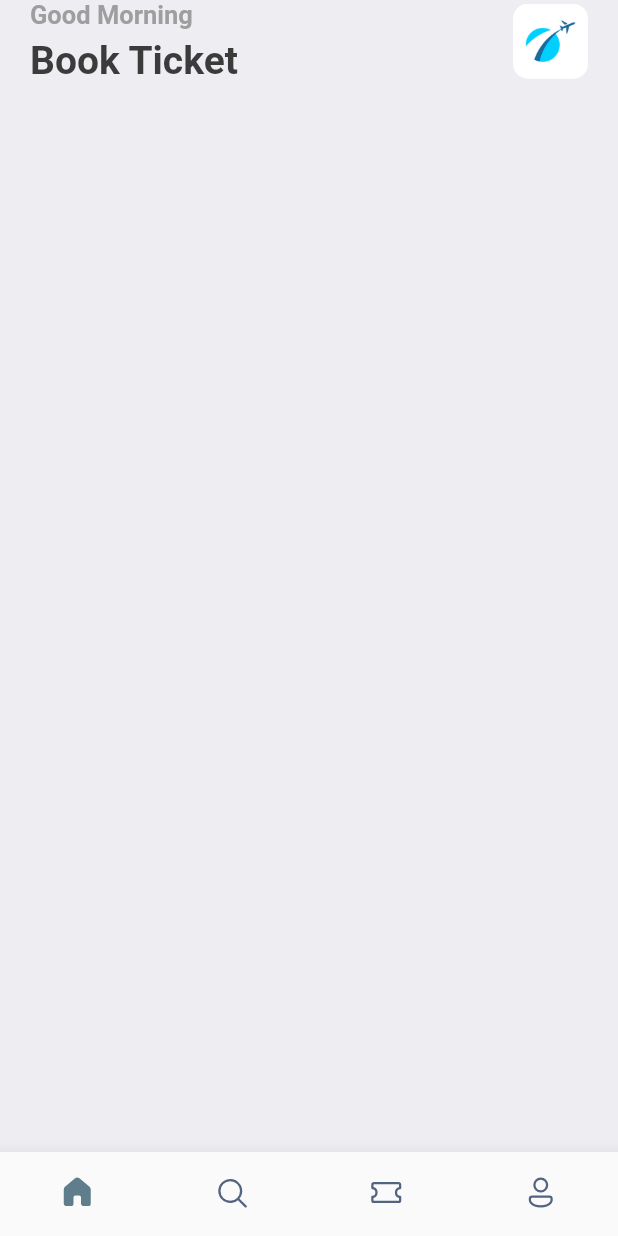
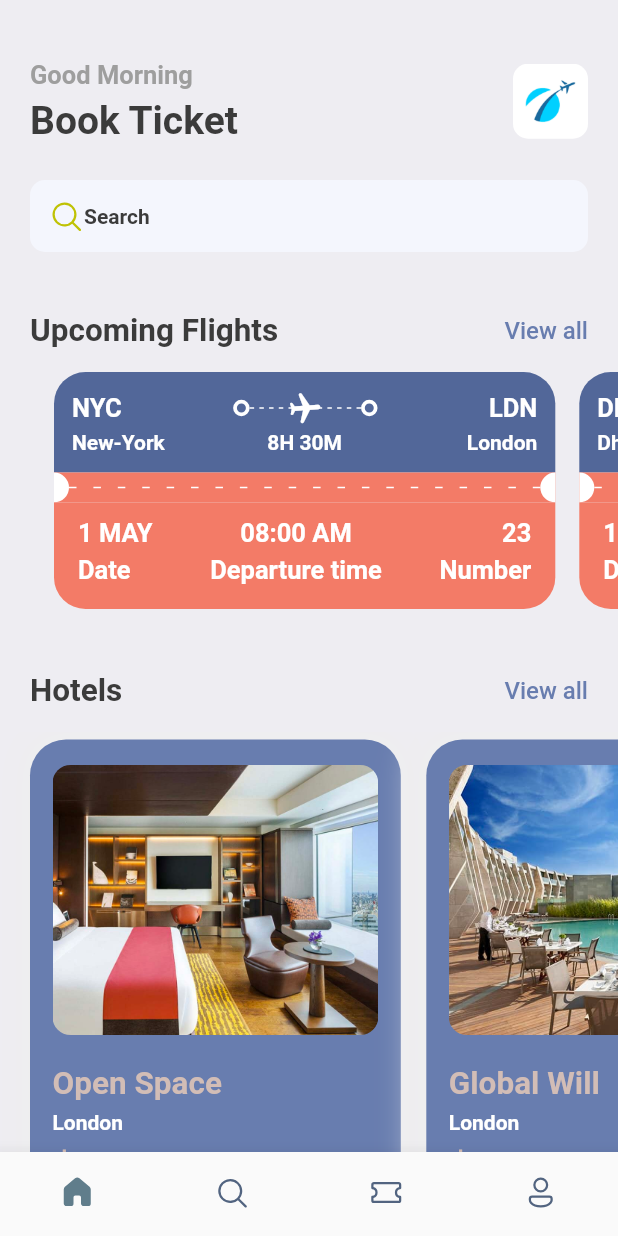
Before and after one commit to PearAmp/food_app, a Flutter app: the screen it shows after launch, on a phone screen of 412 x 824 dp. Run offline on Flutter 3.47's test engine with Material 2 defaults, Android fonts, the phone set to English and light mode, and no system bars; our stand-ins replace fluentui_icons, gap, get.

Commit message:
add search

```diff
--- a/lib/screens/bottom_bar.dart
+++ b/lib/screens/bottom_bar.dart
@@ -3,6 +3,7 @@
 import 'package:fluentui_icons/fluentui_icons.dart';
 import 'package:flutter/material.dart';
 import 'package:food_app/screens/home_screen.dart';
+import 'package:food_app/screens/search_screen.dart';
 
 class BottomBar extends StatefulWidget {
   const BottomBar({Key? key}) : super(key: key);
@@ -16,7 +17,7 @@ class _BottomBarState extends State<BottomBar> {
   static final List<Widget> _widgetOptions = <Widget>[
     //show Page On Tab
     HomeScreen(),
-    const Text('Search'),
+    SearchScreen(),
     const Text('Tickets'),
     const Text('Profile')
   ];
--- a/lib/screens/home_screen.dart
+++ b/lib/screens/home_screen.dart
@@ -1,5 +1,10 @@
+import 'package:fluentui_icons/fluentui_icons.dart';
 import 'package:flutter/material.dart';
 import 'package:flutter/cupertino.dart';
+import 'package:food_app/screens/hotel_screen.dart';
+import 'package:food_app/screens/search_screen.dart';
+import 'package:food_app/screens/ticket_view.dart';
+import 'package:food_app/utils/app_info_list.dart';
 import 'package:food_app/utils/app_styles.dart';
 import 'package:gap/gap.dart';
 
@@ -13,9 +18,10 @@ class HomeScreen extends StatelessWidget {
       body: ListView(
         children: [
           Container(
-            padding: EdgeInsets.symmetric(horizontal: 20),
+            padding: const EdgeInsets.symmetric(horizontal: 20),
             child: Column(
               children: [
+                const Gap(40),
                 Row(
                   mainAxisAlignment: MainAxisAlignment.spaceBetween,
                   children: [
@@ -26,7 +32,7 @@ class HomeScreen extends StatelessWidget {
                           'Good Morning',
                           style: Styles.headStyle3,
                         ),
-                        Gap(5),
+                        const Gap(5),
                         Text(
                           'Book Ticket',
                           style: Styles.headStyle1,
@@ -46,8 +52,87 @@ class HomeScreen extends StatelessWidget {
                     ),
                   ],
                 ),
+                const Gap(25),
+                Container(
+                  decoration: BoxDecoration(
+                    borderRadius: BorderRadius.circular(10),
+                    color: const Color(0xFFF4F6FD),
+                  ),
+                  padding:
+                      const EdgeInsets.symmetric(horizontal: 12, vertical: 12),
+                  child: Row(
+                    children: [
+                      const Icon(FluentSystemIcons.ic_fluent_search_regular,
+                          color: Color(0xFFBFC205)),
+                      Text(
+                        'Search',
+                        style: Styles.headStyle4,
+                      ),
+                    ],
+                  ),
+                ),
+                const Gap(40),
+                Row(
+                  mainAxisAlignment: MainAxisAlignment.spaceBetween,
+                  children: [
+                    Text(
+                      'Upcoming Flights',
+                      style: Styles.headStyle2,
+                    ),
+                    InkWell(
+                      onTap: () {
+                        print('You are');
+                      },
+                      child: Text(
+                        'View all',
+                        style: Styles.textStyle
+                            .copyWith(color: Styles.primaryColor),
+                      ),
+                    ),
+                  ],
+                ),
               ],
             ),
+          ),
+          SingleChildScrollView(
+            scrollDirection: Axis.horizontal,
+            padding: EdgeInsets.only(left: 20),
+            child: Row(
+                children: ticketList
+                    .map((singleTicket) => TicketView(ticket: singleTicket))
+                    .toList()),
+          ),
+          const Gap(15),
+          Container(
+            padding: EdgeInsets.symmetric(horizontal: 20),
+            child: Row(
+              mainAxisAlignment: MainAxisAlignment.spaceBetween,
+              children: [
+                Text(
+                  'Hotels',
+                  style: Styles.headStyle2,
+                ),
+                InkWell(
+                  onTap: () {
+                    print('You are');
+                  },
+                  child: Text(
+                    'View all',
+                    style:
+                        Styles.textStyle.copyWith(color: Styles.primaryColor),
+                  ),
+                ),
+              ],
+            ),
+          ),
+          Gap(15),
+          SingleChildScrollView(
+            scrollDirection: Axis.horizontal,
+            padding: EdgeInsets.only(left: 20),
+            child: Row(
+                children: hotelList
+                    .map((singleHotel) => HotelScreen(hotel: singleHotel))
+                    .toList()),
           ),
         ],
       ),
--- /dev/null
+++ b/lib/screens/hotel_screen.dart
@@ -0,0 +1,63 @@
+import 'package:flutter/material.dart';
+import 'package:food_app/utils/app_layout.dart';
+import 'package:food_app/utils/app_styles.dart';
+import 'package:gap/gap.dart';
+
+class HotelScreen extends StatelessWidget {
+  final Map<String, dynamic> hotel;
+  const HotelScreen({Key? key, required this.hotel}) : super(key: key);
+
+  @override
+  Widget build(BuildContext context) {
+    print('hotel price is ${hotel['price']}');
+    final size = AppLayout.getSize(context);
+    return Container(
+      width: size.width * 0.6,
+      height: 350,
+      padding: EdgeInsets.symmetric(horizontal: 15, vertical: 17),
+      margin: EdgeInsets.only(right: 17, top: 5),
+      decoration: BoxDecoration(
+        color: Styles.primaryColor,
+        borderRadius: BorderRadius.circular(24),
+        boxShadow: [
+          BoxShadow(
+            color: Colors.grey.shade200,
+            blurRadius: 20,
+            spreadRadius: 5,
+          ),
+        ],
+      ),
+      child: Column(
+        crossAxisAlignment: CrossAxisAlignment.start,
+        children: [
+          Container(
+            height: 180,
+            decoration: BoxDecoration(
+              borderRadius: BorderRadius.circular(12),
+              color: Styles.primaryColor,
+              image: DecorationImage(
+                fit: BoxFit.cover,
+                image: AssetImage('assets/images/${hotel['image']}'),
+              ),
+            ),
+          ),
+          Gap(20),
+          Text(
+            hotel['place'],
+            style: Styles.headStyle2.copyWith(color: Styles.kakiColor),
+          ),
+          Gap(5),
+          Text(
+            hotel['destination'],
+            style: Styles.headStyle4.copyWith(color: Colors.white),
+          ),
+          Gap(8),
+          Text(
+            '\$${hotel['price']}/night',
+            style: Styles.headStyle1.copyWith(color: Styles.kakiColor),
+          ),
+        ],
+      ),
+    );
+  }
+}
--- /dev/null
+++ b/lib/screens/search_screen.dart
@@ -0,0 +1,61 @@
+import 'package:flutter/material.dart';
+import 'package:food_app/utils/app_layout.dart';
+import 'package:food_app/utils/app_styles.dart';
+import 'package:gap/gap.dart';
+
+class SearchScreen extends StatelessWidget {
+  const SearchScreen({Key? key}) : super(key: key);
+
+  @override
+  Widget build(BuildContext context) {
+    final size = AppLayout.getSize(context);
+    return Scaffold(
+      backgroundColor: Styles.bgColor,
+      body: ListView(
+        padding: EdgeInsets.symmetric(horizontal: 20, vertical: 20),
+        children: [
+          Gap(40),
+          Text(
+            'What are\nyou looking for?',
+            style: Styles.headStyle1.copyWith(fontSize: 35),
+          ),
+          Gap(20),
+          FittedBox(
+            child: Container(
+              decoration: BoxDecoration(
+                borderRadius: BorderRadius.circular(50),
+                color: Color(0xFFF4F6FD),
+              ),
+              padding: const EdgeInsets.all(3.5),
+              child: Row(
+                children: [
+                  Container(
+                    width: size.width * .44,
+                    padding: EdgeInsets.symmetric(vertical: 7),
+                    decoration: BoxDecoration(
+                      borderRadius:
+                          BorderRadius.horizontal(left: Radius.circular(50)),
+                      color: Colors.white,
+                    ),
+                    child: Center(child: Text('Airline Tickets')),
+                  ),
+                  Container(
+                    width: size.width * .44,
+                    padding: EdgeInsets.symmetric(vertical: 7),
+                    decoration: BoxDecoration(
+                      borderRadius:
+                          BorderRadius.horizontal(right: Radius.circular(50)),
+                      color: Colors.transparent,
+                    ),
+                    child: Center(child: Text('Hotels')),
+                  ),
+                ],
+              ),
+            ),
+          ),
+          Gap(25),
+        ],
+      ),
+    );
+  }
+}
--- /dev/null
+++ b/lib/screens/ticket_view.dart
@@ -0,0 +1,250 @@
+import 'package:flutter/material.dart';
+import 'package:food_app/utils/app_layout.dart';
+import 'package:food_app/utils/app_styles.dart';
+import 'package:food_app/widgets/thick_container.dart';
+import 'package:gap/gap.dart';
+
+class TicketView extends StatelessWidget {
+  final Map<String, dynamic> ticket;
+  const TicketView({Key? key, required this.ticket}) : super(key: key);
+
+  @override
+  Widget build(BuildContext context) {
+    // print('ticket price is ${ticket['price']}');
+    final size = AppLayout.getSize(context);
+    return SizedBox(
+      width: size.width * 0.85,
+      height: 200,
+      child: Container(
+        margin: const EdgeInsets.only(left: 16),
+        child: Column(
+          children: [
+            const Gap(15),
+            //show card
+            Container(
+              decoration: const BoxDecoration(
+                color: Color(0xFF526799),
+                borderRadius: BorderRadius.only(
+                  topLeft: Radius.circular(21),
+                  topRight: Radius.circular(21),
+                ),
+              ),
+              padding: const EdgeInsets.all(12.0),
+              child: Column(
+                children: [
+                  Row(
+                    children: [
+                      Text(
+                        ticket['from']['code'],
+                        style: Styles.headStyle3.copyWith(color: Colors.white),
+                      ),
+                      Expanded(child: Container()),
+                      ThickContainer(),
+                      Expanded(
+                        child: Stack(
+                          children: [
+                            SizedBox(
+                              height: 24,
+                              child: LayoutBuilder(
+                                builder: (BuildContext context,
+                                    BoxConstraints constraints) {
+                                  return Flex(
+                                    direction: Axis.horizontal,
+                                    mainAxisAlignment:
+                                        MainAxisAlignment.spaceBetween,
+                                    mainAxisSize: MainAxisSize.max,
+                                    children: List.generate(
+                                        (constraints.constrainWidth() / 6)
+                                            .floor(),
+                                        (index) => const SizedBox(
+                                              width: 3,
+                                              height: 1,
+                                              child: DecoratedBox(
+                                                  decoration: BoxDecoration(
+                                                      color: Colors.white)),
+                                            )),
+                                  );
+                                },
+                              ),
+                            ),
+                            Center(
+                              child: Transform.rotate(
+                                angle: 1.5,
+                                child: const Icon(
+                                  Icons.local_airport_rounded,
+                                  color: Colors.white,
+                                ),
+                              ),
+                            ),
+                          ],
+                        ),
+                      ),
+                      ThickContainer(),
+                      Expanded(child: Container()),
+                      Text(
+                        ticket['to']['code'],
+                        style: Styles.headStyle3.copyWith(color: Colors.white),
+                      ),
+                    ],
+                  ),
+                  Gap(3),
+                  Row(
+                    mainAxisAlignment: MainAxisAlignment.spaceBetween,
+                    children: [
+                      SizedBox(
+                        width: 100,
+                        child: Text(
+                          ticket['from']['name'],
+                          style:
+                              Styles.headStyle4.copyWith(color: Colors.white),
+                        ),
+                      ),
+                      Text(
+                        ticket['flying_time'],
+                        style: Styles.headStyle4.copyWith(color: Colors.white),
+                      ),
+                      SizedBox(
+                        width: 100,
+                        child: Text(
+                          ticket['to']['name'],
+                          textAlign: TextAlign.end,
+                          style:
+                              Styles.headStyle4.copyWith(color: Colors.white),
+                        ),
+                      ),
+                    ],
+                  ),
+                ],
+              ),
+            ),
+
+            //show card
+
+            Container(
+              color: Styles.orangeColor,
+              child: Row(
+                children: [
+                  const SizedBox(
+                    height: 20,
+                    width: 10,
+                    child: DecoratedBox(
+                      decoration: BoxDecoration(
+                        color: Colors.white,
+                        borderRadius: BorderRadius.only(
+                          topRight: Radius.circular(10),
+                          bottomRight: Radius.circular(10),
+                        ),
+                      ),
+                    ),
+                  ),
+                  Expanded(child: LayoutBuilder(
+                    builder:
+                        (BuildContext context, BoxConstraints constraints) {
+                      return Flex(
+                        mainAxisAlignment: MainAxisAlignment.spaceBetween,
+                        mainAxisSize: MainAxisSize.max,
+                        direction: Axis.horizontal,
+                        children: List.generate(
+                            (constraints.constrainWidth() / 15).floor(),
+                            (index) => const SizedBox(
+                                  width: 5,
+                                  height: 1,
+                                  child: DecoratedBox(
+                                      decoration:
+                                          BoxDecoration(color: Colors.white)),
+                                )),
+                      );
+                    },
+                  )),
+                  const SizedBox(
+                    height: 20,
+                    width: 10,
+                    child: DecoratedBox(
+                      decoration: BoxDecoration(
+                        color: Colors.white,
+                        borderRadius: BorderRadius.only(
+                          topLeft: Radius.circular(10),
+                          bottomLeft: Radius.circular(10),
+                        ),
+                      ),
+                    ),
+                  ),
+                ],
+              ),
+            ),
+            //Bottom Card
+
+            Container(
+              decoration: BoxDecoration(
+                color: Styles.orangeColor,
+                borderRadius: BorderRadius.only(
+                  bottomLeft: Radius.circular(21),
+                  bottomRight: Radius.circular(21),
+                ),
+              ),
+              padding:
+                  EdgeInsets.only(left: 16, top: 10, right: 16, bottom: 16),
+              child: Column(
+                children: [
+                  Row(
+                    mainAxisAlignment: MainAxisAlignment.spaceBetween,
+                    children: [
+                      Column(
+                        crossAxisAlignment: CrossAxisAlignment.start,
+                        children: [
+                          Text(
+                            ticket['date'],
+                            style:
+                                Styles.headStyle3.copyWith(color: Colors.white),
+                          ),
+                          Gap(5),
+                          Text(
+                            'Date',
+                            style:
+                                Styles.headStyle3.copyWith(color: Colors.white),
+                          ),
+                        ],
+                      ),
+                      Column(
+                        crossAxisAlignment: CrossAxisAlignment.center,
+                        children: [
+                          Text(
+                            ticket['departure_time'],
+                            style:
+                                Styles.headStyle3.copyWith(color: Colors.white),
+                          ),
+                          Gap(5),
+                          Text(
+                            'Departure time',
+                            style:
+                                Styles.headStyle3.copyWith(color: Colors.white),
+                          ),
+                        ],
+                      ),
+                      Column(
+                        crossAxisAlignment: CrossAxisAlignment.end,
+                        children: [
+                          Text(
+                            ticket['number'].toString(),
+                            style:
+                                Styles.headStyle3.copyWith(color: Colors.white),
+                          ),
+                          Gap(5),
+                          Text(
+                            'Number',
+                            style:
+                                Styles.headStyle3.copyWith(color: Colors.white),
+                          ),
+                        ],
+                      ),
+                    ],
+                  ),
+                ],
+              ),
+            ),
+          ],
+        ),
+      ),
+    );
+  }
+}
--- /dev/null
+++ b/lib/utils/app_info_list.dart
@@ -0,0 +1,47 @@
+List<Map<String, dynamic>> hotelList = [
+  {
+    'image': 'one.png',
+    'place': 'Open Space',
+    'destination': 'London',
+    'price': 25
+  },
+  {
+    'image': 'two.png',
+    'place': 'Global Will',
+    'destination': 'London',
+    'price': 40
+  },
+  {
+    'image': 'three.png',
+    'place': 'Tallest Building',
+    'destination': 'Dubai',
+    'price': 68
+  },
+];
+
+List<Map<String, dynamic>> ticketList = [
+  {
+    'from': {'code': "NYC", 'name': "New-York"},
+    'to': {'code': "LDN", 'name': "London"},
+    'flying_time': '8H 30M',
+    'date': "1 MAY",
+    'departure_time': "08:00 AM",
+    "number": 23
+  },
+  {
+    'from': {'code': "DK", 'name': "Dhaka"},
+    'to': {'code': "SH", 'name': "Shanghai"},
+    'flying_time': '4H 20M',
+    'date': "10 MAY",
+    'departure_time': "09:00 AM",
+    "number": 45
+  },
+  {
+    'from': {'code': "DK", 'name': "Dhaka"},
+    'to': {'code': "SH", 'name': "Shanghai"},
+    'flying_time': '4H 20M',
+    'date': "10 MAY",
+    'departure_time': "09:00 AM",
+    "number": 50
+  },
+];
--- /dev/null
+++ b/lib/utils/app_layout.dart
@@ -0,0 +1,26 @@
+import 'package:flutter/material.dart';
+import 'package:get/get.dart';
+
+class AppLayout {
+  static getSize(BuildContext context) {
+    return MediaQuery.of(context).size;
+  }
+
+  static getScreenHeight() {
+    return Get.height;
+  }
+
+  static getScreenWidth() {
+    return Get.width;
+  }
+
+  static getHeight(double pixels) {
+    double x = getScreenHeight() / pixels;
+    return getScreenHeight() / x;
+  }
+
+  static getWidth(double pixels) {
+    double x = getScreenWidth() / pixels;
+    return getScreenHeight() / x;
+  }
+}
--- a/lib/utils/app_styles.dart
+++ b/lib/utils/app_styles.dart
@@ -6,7 +6,8 @@ class Styles {
   static Color primaryColor = primary;
   static Color textColor = const Color(0xFF3b3b3b);
   static Color bgColor = const Color(0xFFeeedf2);
-  static Color orangeColor = const Color(0xFF526799);
+  static Color orangeColor = const Color(0xFFF37B67);
+  static Color kakiColor = const Color(0xFFd2bdb6);
   static TextStyle textStyle =
       TextStyle(fontSize: 16, color: textColor, fontWeight: FontWeight.w500);
   static TextStyle headStyle1 =
--- /dev/null
+++ b/lib/widgets/icon_text_widget.dart
@@ -0,0 +1,31 @@
+import 'package:flutter/material.dart';
+import 'package:gap/gap.dart';
+
+import '../utils/app_layout.dart';
+import '../utils/app_styles.dart';
+
+class AppIconText extends StatelessWidget {
+  final IconData icon;
+  final String text;
+  const AppIconText({Key? key, required this.icon, required this.text})
+      : super(key: key);
+
+  @override
+  Widget build(BuildContext context) {
+    return Container(
+      padding: EdgeInsets.symmetric(vertical: 12, horizontal: 12),
+      decoration: BoxDecoration(
+          borderRadius: BorderRadius.circular(10), color: Colors.white),
+      child: Row(
+        children: [
+          Icon(icon, color: Color(0xFFBFC2DF)),
+          Gap(AppLayout.getWidth(5)),
+          Text(
+            text,
+            style: Styles.textStyle,
+          ),
+        ],
+      ),
+    );
+  }
+}
--- /dev/null
+++ b/lib/widgets/thick_container.dart
@@ -0,0 +1,16 @@
+import 'package:flutter/material.dart';
+
+class ThickContainer extends StatelessWidget {
+  const ThickContainer({Key? key}) : super(key: key);
+
+  @override
+  Widget build(BuildContext context) {
+    return Container(
+      padding: EdgeInsets.all(3.0),
+      decoration: BoxDecoration(
+        borderRadius: BorderRadius.circular(20),
+        border: Border.all(width: 2.5, color: Colors.white),
+      ),
+    );
+  }
+}
--- a/pubspec.yaml
+++ b/pubspec.yaml
@@ -35,6 +35,7 @@ dependencies:
   # Use with the CupertinoIcons class for iOS style icons.
   cupertino_icons: ^1.0.2
   fluentui_icons: ^1.0.0
+  get:
   gap: ^2.0.0
 
 dev_dependencies:
```
Also changed, not shown: pubspec.lock.
